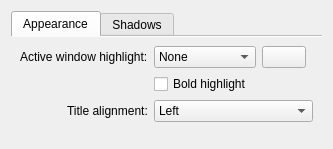
The window that src/config/ui/breezeconfigurationui.ui (KrokusPokus/mkPolarisEdge) describes before a commit, drawn with Qt 5.
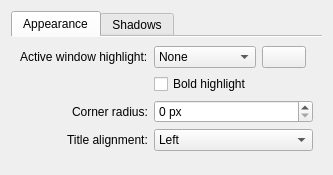
The same window after the commit. Custom widgets are drawn as their Qt base class.

Diff of the .ui file:
```diff
--- a/src/config/ui/breezeconfigurationui.ui
+++ b/src/config/ui/breezeconfigurationui.ui
@@ -69,6 +69,32 @@
         </widget>
        </item>
        <item row="2" column="0">
+        <widget class="QLabel" name="highlightRadiusLabel">
+         <property name="text">
+          <string>Corner radius:</string>
+         </property>
+         <property name="buddy">
+          <cstring>highlightRadius</cstring>
+         </property>
+        </widget>
+       </item>
+       <item row="2" column="1">
+        <widget class="QSpinBox" name="highlightRadius">
+         <property name="toolTip">
+          <string>Radius of the rounded corners of the highlight, at the outer edge of the bold line (the thin line: 1 px less; 0: square corners)</string>
+         </property>
+         <property name="suffix">
+          <string> px</string>
+         </property>
+         <property name="minimum">
+          <number>0</number>
+         </property>
+         <property name="maximum">
+          <number>8</number>
+         </property>
+        </widget>
+       </item>
+       <item row="3" column="0">
         <widget class="QLabel" name="titleAlignmentLabel">
          <property name="text">
           <string>Title alignment:</string>
@@ -78,7 +104,7 @@
          </property>
         </widget>
        </item>
-       <item row="2" column="1">
+       <item row="3" column="1">
         <widget class="QComboBox" name="titleAlignment">
          <item><property name="text"><string comment="@item:inlistbox alignment">Left</string></property></item>
          <item><property name="text"><string comment="@item:inlistbox alignment">Center</string></property></item>
```
